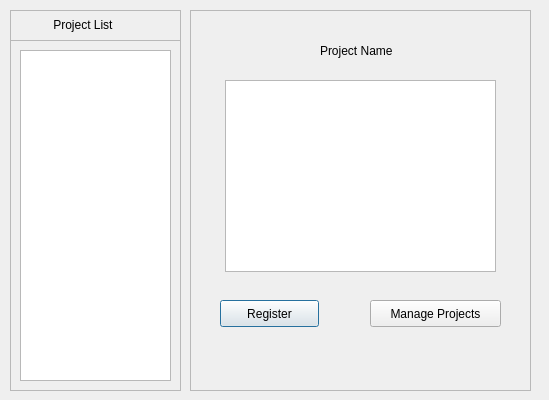
Before: the Qt Designer form studentprojectregisterview.ui in abhinavthukral28/stuPID, drawn with Qt 5.
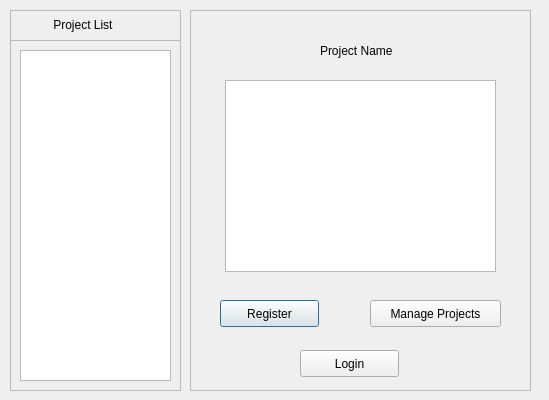
After: the same form once the commit is applied.

Commit message: another risky push

```diff
--- a/studentprojectregisterview.ui
+++ b/studentprojectregisterview.ui
@@ -77,6 +77,19 @@
      <string>Manage Projects</string>
     </property>
    </widget>
+   <widget class="QPushButton" name="pushButton">
+    <property name="geometry">
+     <rect>
+      <x>110</x>
+      <y>340</y>
+      <width>99</width>
+      <height>27</height>
+     </rect>
+    </property>
+    <property name="text">
+     <string>Login</string>
+    </property>
+   </widget>
   </widget>
   <widget class="QFrame" name="frame_2">
    <property name="geometry">
```
The commit also changes 4 other files.
